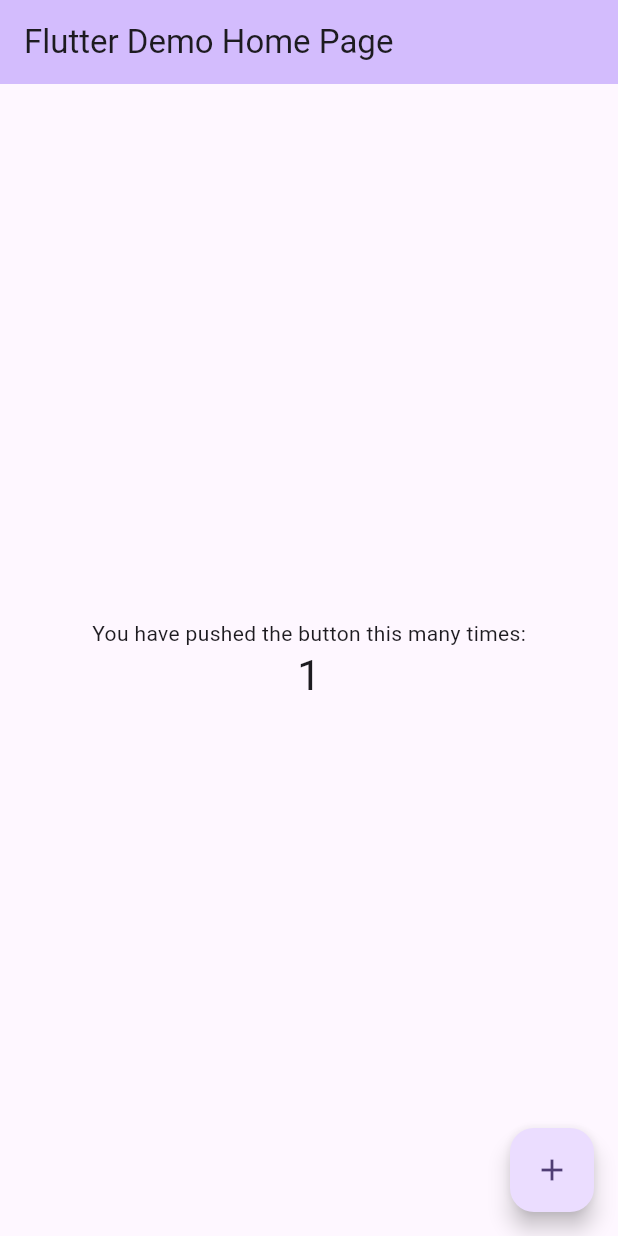
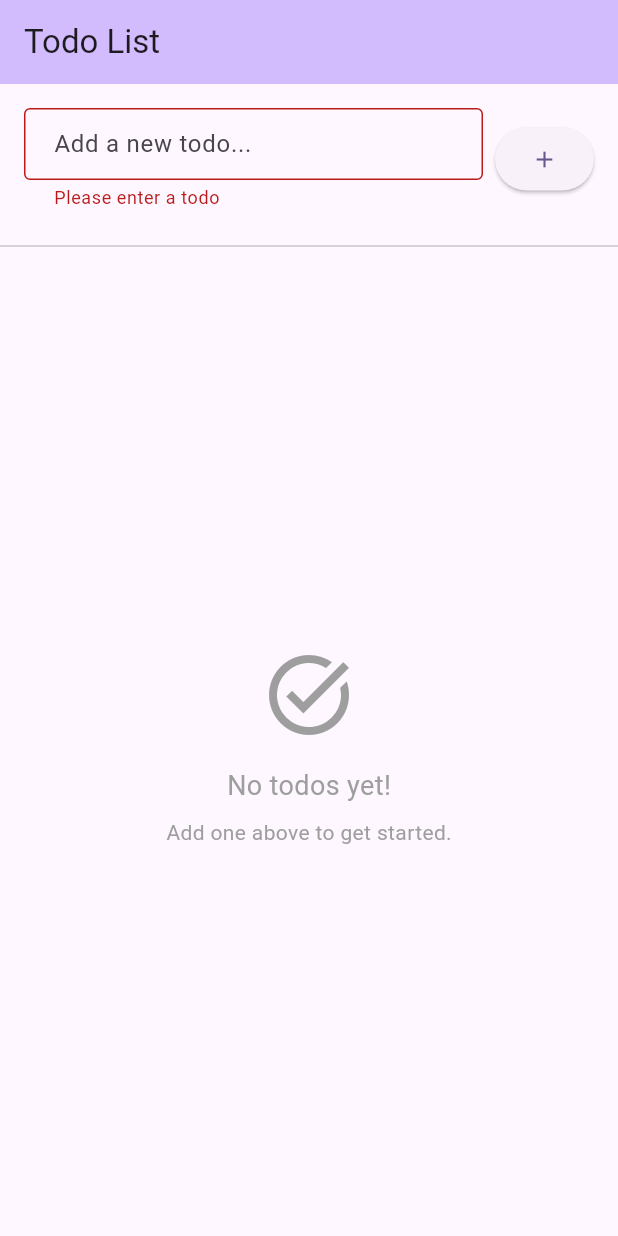
Before and after one commit to twichai/flutter-to-do, a Flutter app: the screen it shows after launch, after a tap on the "add" icon, on a phone screen of 412 x 824 dp. Run offline on Flutter 3.47's test engine with Material 3 defaults, Android fonts, the phone set to English and light mode, and no system bars; our stand-ins replace drift, flutter_riverpod; accounts and stored records are empty; generated files the repository leaves out were written again.

Commit message:
feat: Implement Todo feature with repository, use cases, and UI
- Added Failure classes for error handling.
- Created UseCase and Result types for better error management.
- Implemented AppDatabase with persistent storage using path_provider.
- Developed TodoRepository and its implementation for CRUD operations.
- Defined TodoEntity with business logic methods.
- Created use cases for adding, deleting, updating, and fetching todos.
- Built UI components including TodoListScreen, AddTodoWidget, and TodoItemWidget.
- Integrated Riverpod for state management and dependency injection.
- Updated main.dart to launch the TodoListScreen.
- Added necessary dependencies in pubspec.yaml.

```diff
--- /dev/null
+++ b/lib/core/usecases/usecase.dart
@@ -0,0 +1,40 @@
+import '../error/failure.dart';
+
+abstract class UseCase<Type, Params> {
+  Future<Result<Type, Failure>> call(Params params);
+}
+
+abstract class NoParamsUseCase<Type> {
+  Future<Result<Type, Failure>> call();
+}
+
+// Result type for better error handling
+sealed class Result<T, E> {
+  const Result();
+}
+
+class Success<T, E> extends Result<T, E> {
+  final T value;
+  const Success(this.value);
+}
+
+class Error<T, E> extends Result<T, E> {
+  final E error;
+  const Error(this.error);
+}
+
+// Extension methods for Result
+extension ResultExtension<T, E> on Result<T, E> {
+  bool get isSuccess => this is Success<T, E>;
+  bool get isError => this is Error<T, E>;
+
+  T? get value => switch (this) {
+    Success<T, E> success => success.value,
+    Error<T, E> _ => null,
+  };
+
+  E? get error => switch (this) {
+    Success<T, E> _ => null,
+    Error<T, E> error => error.error,
+  };
+}
--- a/lib/data/database/app_database.dart
+++ b/lib/data/database/app_database.dart
@@ -1,5 +1,8 @@
 import 'package:drift/drift.dart';
 import 'package:drift/native.dart';
+import 'package:path_provider/path_provider.dart';
+import 'package:path/path.dart' as p;
+import 'dart:io';
 import 'daos/todo_dao.dart';
 
 part 'app_database.g.dart';
@@ -20,6 +23,8 @@ class AppDatabase extends _$AppDatabase {
 
 LazyDatabase _openConnection() {
   return LazyDatabase(() async {
-    return NativeDatabase.memory();
+    final dbFolder = await getApplicationDocumentsDirectory();
+    final file = File(p.join(dbFolder.path, 'todos.db'));
+    return NativeDatabase(file);
   });
 }
--- /dev/null
+++ b/lib/features/todo/data/repositories/todo_repository.dart
@@ -0,0 +1,9 @@
+import '../../domain/entities/todo_entity.dart';
+
+abstract class TodoRepository {
+  Future<List<TodoEntity>> getTodos();
+  Future<TodoEntity> addTodo(String title);
+  Future<TodoEntity> updateTodo(TodoEntity todo);
+  Future<void> deleteTodo(int id);
+  Stream<List<TodoEntity>> watchTodos();
+}
--- /dev/null
+++ b/lib/features/todo/data/repositories/todo_repository_impl.dart
@@ -0,0 +1,78 @@
+import '../../../../core/error/failure.dart';
+import '../../../../data/database/app_database.dart';
+import '../../domain/entities/todo_entity.dart';
+import 'todo_repository.dart';
+
+class TodoRepositoryImpl implements TodoRepository {
+  final AppDatabase database;
+
+  const TodoRepositoryImpl(this.database);
+
+  @override
+  Future<List<TodoEntity>> getTodos() async {
+    try {
+      final todos = await database.todoDao.getAllTodos();
+      return todos.map(_mapToEntity).toList();
+    } catch (e) {
+      throw DatabaseFailure('Failed to get todos: $e');
+    }
+  }
+
+  @override
+  Future<TodoEntity> addTodo(String title) async {
+    try {
+      final companion = TodoTableCompanion.insert(title: title);
+      final id = await database.todoDao.insertTodo(companion);
+
+      // Return the created todo
+      return TodoEntity(id: id, title: title, completed: false);
+    } catch (e) {
+      throw DatabaseFailure('Failed to add todo: $e');
+    }
+  }
+
+  @override
+  Future<TodoEntity> updateTodo(TodoEntity todo) async {
+    try {
+      final tableData = TodoTableData(
+        id: todo.id,
+        title: todo.title,
+        completed: todo.completed,
+      );
+
+      await database.todoDao.updateTodo(tableData);
+      return todo;
+    } catch (e) {
+      throw DatabaseFailure('Failed to update todo: $e');
+    }
+  }
+
+  @override
+  Future<void> deleteTodo(int id) async {
+    try {
+      await database.todoDao.deleteTodo(id);
+    } catch (e) {
+      throw DatabaseFailure('Failed to delete todo: $e');
+    }
+  }
+
+  @override
+  Stream<List<TodoEntity>> watchTodos() {
+    try {
+      return database.todoDao.watchAllTodos().map(
+        (todos) => todos.map(_mapToEntity).toList(),
+      );
+    } catch (e) {
+      throw DatabaseFailure('Failed to watch todos: $e');
+    }
+  }
+
+  // Helper method to map database model to domain entity
+  TodoEntity _mapToEntity(TodoTableData data) {
+    return TodoEntity(
+      id: data.id,
+      title: data.title,
+      completed: data.completed,
+    );
+  }
+}
--- /dev/null
+++ b/lib/features/todo/domain/usecases/get_todos_usecase.dart
@@ -0,0 +1,22 @@
+import '../../../../core/error/failure.dart';
+import '../../../../core/usecases/usecase.dart';
+import '../entities/todo_entity.dart';
+import '../../data/repositories/todo_repository.dart';
+
+class GetTodosUseCase implements NoParamsUseCase<List<TodoEntity>> {
+  final TodoRepository repository;
+
+  const GetTodosUseCase(this.repository);
+
+  @override
+  Future<Result<List<TodoEntity>, Failure>> call() async {
+    try {
+      final todos = await repository.getTodos();
+      return Success(todos);
+    } on DatabaseFailure catch (failure) {
+      return Error(failure);
+    } catch (e) {
+      return Error(DatabaseFailure('Failed to get todos: $e'));
+    }
+  }
+}
--- /dev/null
+++ b/lib/features/todo/domain/usecases/update_todo_usecase.dart
@@ -0,0 +1,26 @@
+import '../../../../core/error/failure.dart';
+import '../../../../core/usecases/usecase.dart';
+import '../entities/todo_entity.dart';
+import '../../data/repositories/todo_repository.dart';
+
+class UpdateTodoUseCase implements UseCase<TodoEntity, TodoEntity> {
+  final TodoRepository repository;
+
+  const UpdateTodoUseCase(this.repository);
+
+  @override
+  Future<Result<TodoEntity, Failure>> call(TodoEntity todo) async {
+    if (!todo.isValid) {
+      return const Error(DatabaseFailure('Todo title cannot be empty'));
+    }
+
+    try {
+      final updatedTodo = await repository.updateTodo(todo);
+      return Success(updatedTodo);
+    } on DatabaseFailure catch (failure) {
+      return Error(failure);
+    } catch (e) {
+      return Error(DatabaseFailure('Failed to update todo: $e'));
+    }
+  }
+}
--- /dev/null
+++ b/lib/features/todo/entry.dart
@@ -0,0 +1,4 @@
+// Entry point for the Todo feature
+export 'presentation/view/todo_list_screen.dart';
+export 'presentation/providers.dart';
+export 'domain/entities/todo_entity.dart';
--- /dev/null
+++ b/lib/features/todo/presentation/providers.dart
@@ -0,0 +1,41 @@
+import 'package:flutter_riverpod/flutter_riverpod.dart';
+
+import '../../../data/database/app_database.dart';
+import '../data/repositories/todo_repository.dart';
+import '../data/repositories/todo_repository_impl.dart';
+import '../domain/usecases/get_todos_usecase.dart';
+import '../domain/usecases/add_todo_usecase.dart';
+import '../domain/usecases/update_todo_usecase.dart';
+import '../domain/usecases/delete_todo_usecase.dart';
+
+// Database provider
+final appDatabaseProvider = Provider<AppDatabase>((ref) {
+  return AppDatabase();
+});
+
+// Repository provider
+final todoRepositoryProvider = Provider<TodoRepository>((ref) {
+  final database = ref.read(appDatabaseProvider);
+  return TodoRepositoryImpl(database);
+});
+
+// Use case providers
+final getTodosUseCaseProvider = Provider<GetTodosUseCase>((ref) {
+  final repository = ref.read(todoRepositoryProvider);
+  return GetTodosUseCase(repository);
+});
+
+final addTodoUseCaseProvider = Provider<AddTodoUseCase>((ref) {
+  final repository = ref.read(todoRepositoryProvider);
+  return AddTodoUseCase(repository);
+});
+
+final updateTodoUseCaseProvider = Provider<UpdateTodoUseCase>((ref) {
+  final repository = ref.read(todoRepositoryProvider);
+  return UpdateTodoUseCase(repository);
+});
+
+final deleteTodoUseCaseProvider = Provider<DeleteTodoUseCase>((ref) {
+  final repository = ref.read(todoRepositoryProvider);
+  return DeleteTodoUseCase(repository);
+});
--- /dev/null
+++ b/lib/features/todo/presentation/view/todo_list_screen.dart
@@ -0,0 +1,77 @@
+import 'package:flutter/material.dart';
+import 'package:flutter_riverpod/flutter_riverpod.dart';
+import '../viewmodel/todo_viewmodel.dart';
+import '../widgets/todo_item_widget.dart';
+import '../widgets/add_todo_widget.dart';
+
+class TodoListScreen extends ConsumerWidget {
+  const TodoListScreen({super.key});
+
+  @override
+  Widget build(BuildContext context, WidgetRef ref) {
+    final todosAsync = ref.watch(todoNotifierProvider);
+
+    return Scaffold(
+      appBar: AppBar(
+        title: const Text('Todo List'),
+        backgroundColor: Theme.of(context).colorScheme.inversePrimary,
+      ),
+      body: Column(
+        children: [
+          const AddTodoWidget(),
+          const Divider(),
+          Expanded(
+            child: todosAsync.when(
+              loading: () => const Center(child: CircularProgressIndicator()),
+              error: (error, stackTrace) => Center(
+                child: Column(
+                  mainAxisAlignment: MainAxisAlignment.center,
+                  children: [
+                    const Icon(Icons.error, size: 64, color: Colors.red),
+                    const SizedBox(height: 16),
+                    Text('Error: $error'),
+                    const SizedBox(height: 16),
+                    ElevatedButton(
+                      onPressed: () => ref.invalidate(todoNotifierProvider),
+                      child: const Text('Retry'),
+                    ),
+                  ],
+                ),
+              ),
+              data: (todos) {
+                if (todos.isEmpty) {
+                  return const Center(
+                    child: Column(
+                      mainAxisAlignment: MainAxisAlignment.center,
+                      children: [
+                        Icon(Icons.task_alt, size: 64, color: Colors.grey),
+                        SizedBox(height: 16),
+                        Text(
+                          'No todos yet!',
+                          style: TextStyle(fontSize: 18, color: Colors.grey),
+                        ),
+                        SizedBox(height: 8),
+                        Text(
+                          'Add one above to get started.',
+                          style: TextStyle(color: Colors.grey),
+                        ),
+                      ],
+                    ),
+                  );
+                }
+
+                return ListView.builder(
+                  itemCount: todos.length,
+                  itemBuilder: (context, index) {
+                    final todo = todos[index];
+                    return TodoItemWidget(todo: todo, key: ValueKey(todo.id));
+                  },
+                );
+              },
+            ),
+          ),
+        ],
+      ),
+    );
+  }
+}
--- /dev/null
+++ b/lib/features/todo/presentation/viewmodel/todo_viewmodel.dart
@@ -0,0 +1,60 @@
+import 'package:flutter_riverpod/flutter_riverpod.dart';
+
+import '../../../../core/usecases/usecase.dart';
+import '../../domain/entities/todo_entity.dart';
+import '../../domain/usecases/add_todo_usecase.dart';
+import '../../domain/usecases/delete_todo_usecase.dart';
+import '../providers.dart';
+
+class TodoNotifier extends AsyncNotifier<List<TodoEntity>> {
+  @override
+  Future<List<TodoEntity>> build() async {
+    final getTodosUseCase = ref.read(getTodosUseCaseProvider);
+    final result = await getTodosUseCase.call();
+
+    return result.isSuccess ? result.value! : [];
+  }
+
+  Future<void> addTodo(String title) async {
+    if (title.trim().isEmpty) return;
+
+    final addTodoUseCase = ref.read(addTodoUseCaseProvider);
+    final result = await addTodoUseCase.call(AddTodoParams(title: title));
+
+    if (result.isSuccess) {
+      // Refresh the list
+      ref.invalidateSelf();
+    }
+  }
+
+  Future<void> updateTodo(TodoEntity todo) async {
+    final updateTodoUseCase = ref.read(updateTodoUseCaseProvider);
+    final result = await updateTodoUseCase.call(todo);
+
+    if (result.isSuccess) {
+      // Refresh the list
+      ref.invalidateSelf();
+    }
+  }
+
+  Future<void> deleteTodo(int id) async {
+    final deleteTodoUseCase = ref.read(deleteTodoUseCaseProvider);
+    final result = await deleteTodoUseCase.call(DeleteTodoParams(id: id));
+
+    if (result.isSuccess) {
+      // Refresh the list
+      ref.invalidateSelf();
+    }
+  }
+
+  Future<void> toggleTodo(TodoEntity todo) async {
+    final updatedTodo = todo.toggleCompleted();
+    await updateTodo(updatedTodo);
+  }
+}
+
+// Provider for the TodoNotifier
+final todoNotifierProvider =
+    AsyncNotifierProvider<TodoNotifier, List<TodoEntity>>(() {
+      return TodoNotifier();
+    });
--- /dev/null
+++ b/lib/features/todo/presentation/widgets/add_todo_widget.dart
@@ -0,0 +1,74 @@
+import 'package:flutter/material.dart';
+import 'package:flutter_riverpod/flutter_riverpod.dart';
+import '../viewmodel/todo_viewmodel.dart';
+
+class AddTodoWidget extends ConsumerStatefulWidget {
+  const AddTodoWidget({super.key});
+
+  @override
+  ConsumerState<AddTodoWidget> createState() => _AddTodoWidgetState();
+}
+
+class _AddTodoWidgetState extends ConsumerState<AddTodoWidget> {
+  final _controller = TextEditingController();
+  final _formKey = GlobalKey<FormState>();
+
+  @override
+  void dispose() {
+    _controller.dispose();
+    super.dispose();
+  }
+
+  @override
+  Widget build(BuildContext context) {
+    return Padding(
+      padding: const EdgeInsets.all(16.0),
+      child: Form(
+        key: _formKey,
+        child: Row(
+          children: [
+            Expanded(
+              child: TextFormField(
+                controller: _controller,
+                decoration: const InputDecoration(
+                  hintText: 'Add a new todo...',
+                  border: OutlineInputBorder(),
+                  contentPadding: EdgeInsets.symmetric(
+                    horizontal: 16,
+                    vertical: 12,
+                  ),
+                ),
+                validator: (value) {
+                  if (value == null || value.trim().isEmpty) {
+                    return 'Please enter a todo';
+                  }
+                  return null;
+                },
+                onFieldSubmitted: (_) => _addTodo(),
+              ),
+            ),
+            const SizedBox(width: 8),
+            ElevatedButton(
+              onPressed: _addTodo,
+              style: ElevatedButton.styleFrom(
+                padding: const EdgeInsets.symmetric(
+                  horizontal: 24,
+                  vertical: 12,
+                ),
+              ),
+              child: const Icon(Icons.add),
+            ),
+          ],
+        ),
+      ),
+    );
+  }
+
+  void _addTodo() {
+    if (_formKey.currentState!.validate()) {
+      final title = _controller.text.trim();
+      ref.read(todoNotifierProvider.notifier).addTodo(title);
+      _controller.clear();
+    }
+  }
+}
--- /dev/null
+++ b/lib/features/todo/presentation/widgets/todo_item_widget.dart
@@ -0,0 +1,61 @@
+import 'package:flutter/material.dart';
+import 'package:flutter_riverpod/flutter_riverpod.dart';
+import '../../domain/entities/todo_entity.dart';
+import '../viewmodel/todo_viewmodel.dart';
+
+class TodoItemWidget extends ConsumerWidget {
+  final TodoEntity todo;
+
+  const TodoItemWidget({super.key, required this.todo});
+
+  @override
+  Widget build(BuildContext context, WidgetRef ref) {
+    return Card(
+      margin: const EdgeInsets.symmetric(horizontal: 16, vertical: 4),
+      child: ListTile(
+        leading: Checkbox(
+          value: todo.completed,
+          onChanged: (_) =>
+              ref.read(todoNotifierProvider.notifier).toggleTodo(todo),
+        ),
+        title: Text(
+          todo.title,
+          style: TextStyle(
+            decoration: todo.completed ? TextDecoration.lineThrough : null,
+            color: todo.completed ? Colors.grey : null,
+          ),
+        ),
+        trailing: IconButton(
+          icon: const Icon(Icons.delete, color: Colors.red),
+          onPressed: () => _showDeleteConfirmation(context, ref),
+        ),
+      ),
+    );
+  }
+
+  void _showDeleteConfirmation(BuildContext context, WidgetRef ref) {
+    showDialog(
+      context: context,
+      builder: (BuildContext context) {
+        return AlertDialog(
+          title: const Text('Delete Todo'),
+          content: Text('Are you sure you want to delete "${todo.title}"?'),
+          actions: [
+            TextButton(
+              onPressed: () => Navigator.of(context).pop(),
+              child: const Text('Cancel'),
+            ),
+            TextButton(
+              onPressed: () {
+                ref.read(todoNotifierProvider.notifier).deleteTodo(todo.id);
+                Navigator.of(context).pop();
+              },
+              style: TextButton.styleFrom(foregroundColor: Colors.red),
+              child: const Text('Delete'),
+            ),
+          ],
+        );
+      },
+    );
+  }
+}
--- a/lib/main.dart
+++ b/lib/main.dart
@@ -1,122 +1,23 @@
 import 'package:flutter/material.dart';
+import 'package:flutter_riverpod/flutter_riverpod.dart';
+import 'features/todo/entry.dart';
 
 void main() {
-  runApp(const MyApp());
+  runApp(const ProviderScope(child: MyApp()));
 }
 
 class MyApp extends StatelessWidget {
   const MyApp({super.key});
 
-  // This widget is the root of your application.
   @override
   Widget build(BuildContext context) {
     return MaterialApp(
-      title: 'Flutter Demo',
+      title: 'Todo App',
       theme: ThemeData(
-        // This is the theme of your application.
-        //
-        // TRY THIS: Try running your application with "flutter run". You'll see
-        // the application has a purple toolbar. Then, without quitting the app,
-        // try changing the seedColor in the colorScheme below to Colors.green
-        // and then invoke "hot reload" (save your changes or press the "hot
-        // reload" button in a Flutter-supported IDE, or press "r" if you used
-        // the command line to start the app).
-        //
-        // Notice that the counter didn't reset back to zero; the application
-        // state is not lost during the reload. To reset the state, use hot
-        // restart instead.
-        //
-        // This works for code too, not just values: Most code changes can be
-        // tested with just a hot reload.
         colorScheme: ColorScheme.fromSeed(seedColor: Colors.deepPurple),
+        useMaterial3: true,
       ),
-      home: const MyHomePage(title: 'Flutter Demo Home Page'),
+      home: const TodoListScreen(),
     );
   }
 }
-
-class MyHomePage extends StatefulWidget {
-  const MyHomePage({super.key, required this.title});
-
-  // This widget is the home page of your application. It is stateful, meaning
-  // that it has a State object (defined below) that contains fields that affect
-  // how it looks.
-
-  // This class is the configuration for the state. It holds the values (in this
-  // case the title) provided by the parent (in this case the App widget) and
-  // used by the build method of the State. Fields in a Widget subclass are
-  // always marked "final".
-
-  final String title;
-
-  @override
-  State<MyHomePage> createState() => _MyHomePageState();
-}
-
-class _MyHomePageState extends State<MyHomePage> {
-  int _counter = 0;
-
-  void _incrementCounter() {
-    setState(() {
-      // This call to setState tells the Flutter framework that something has
-      // changed in this State, which causes it to rerun the build method below
-      // so that the display can reflect the updated values. If we changed
-      // _counter without calling setState(), then the build method would not be
-      // called again, and so nothing would appear to happen.
-      _counter++;
-    });
-  }
-
-  @override
-  Widget build(BuildContext context) {
-    // This method is rerun every time setState is called, for instance as done
-    // by the _incrementCounter method above.
-    //
-    // The Flutter framework has been optimized to make rerunning build methods
-    // fast, so that you can just rebuild anything that needs updating rather
-    // than having to individually change instances of widgets.
-    return Scaffold(
-      appBar: AppBar(
-        // TRY THIS: Try changing the color here to a specific color (to
-        // Colors.amber, perhaps?) and trigger a hot reload to see the AppBar
-        // change color while the other colors stay the same.
-        backgroundColor: Theme.of(context).colorScheme.inversePrimary,
-        // Here we take the value from the MyHomePage object that was created by
-        // the App.build method, and use it to set our appbar title.
-        title: Text(widget.title),
-      ),
-      body: Center(
-        // Center is a layout widget. It takes a single child and positions it
-        // in the middle of the parent.
-        child: Column(
-          // Column is also a layout widget. It takes a list of children and
-          // arranges them vertically. By default, it sizes itself to fit its
-          // children horizontally, and tries to be as tall as its parent.
-          //
-          // Column has various properties to control how it sizes itself and
-          // how it positions its children. Here we use mainAxisAlignment to
-          // center the children vertically; the main axis here is the vertical
-          // axis because Columns are vertical (the cross axis would be
-          // horizontal).
-          //
-          // TRY THIS: Invoke "debug painting" (choose the "Toggle Debug Paint"
-          // action in the IDE, or press "p" in the console), to see the
-          // wireframe for each widget.
-          mainAxisAlignment: MainAxisAlignment.center,
-          children: <Widget>[
-            const Text('You have pushed the button this many times:'),
-            Text(
-              '$_counter',
-              style: Theme.of(context).textTheme.headlineMedium,
-            ),
-          ],
-        ),
-      ),
-      floatingActionButton: FloatingActionButton(
-        onPressed: _incrementCounter,
-        tooltip: 'Increment',
-        child: const Icon(Icons.add),
-      ), // This trailing comma makes auto-formatting nicer for build methods.
-    );
-  }
-}
--- a/pubspec.yaml
+++ b/pubspec.yaml
@@ -40,6 +40,8 @@ dependencies:
   json_annotation: ^4.9.0
   drift: ^2.19.1+1
   sqlite3_flutter_libs: ^0.5.0
+  path_provider: ^2.1.1
+  path: ^1.8.3
   go_router: ^14.2.7
   dio: ^5.7.0
   cached_network_image: ^3.4.1
@@ -56,6 +58,9 @@ dev_dependencies:
   flutter_lints: ^5.0.0
   build_runner: ^2.4.7
   drift_dev: ^2.19.1+1
+  freezed: ^2.4.7
+  riverpod_generator: ^2.3.11
+  json_serializable: ^6.7.1
   mockito: ^5.4.4
 
 # For information on the generic Dart part of this file, see the
```
Also changed, not shown: lib/core/error/failure.dart (added, +30 -0 lines), lib/features/todo/domain/entities/todo_entity.dart (added, +43 -0 lines), lib/features/todo/domain/usecases/add_todo_usecase.dart (added, +32 -0 lines), lib/features/todo/domain/usecases/delete_todo_usecase.dart (added, +27 -0 lines), pubspec.lock.
